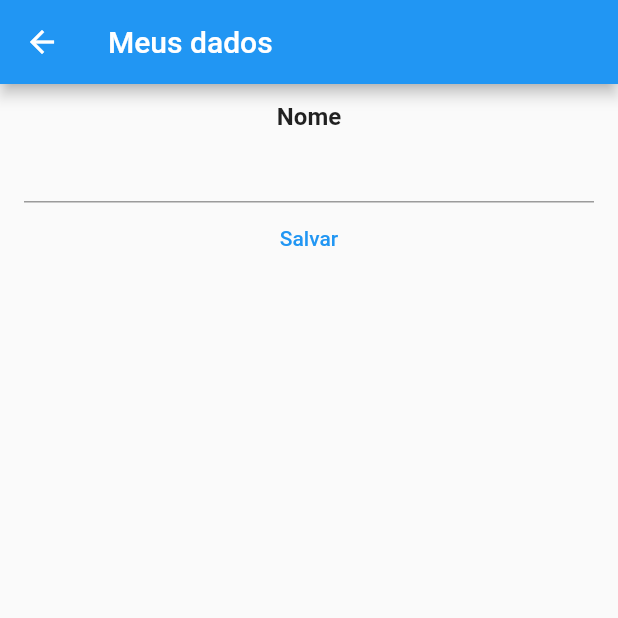
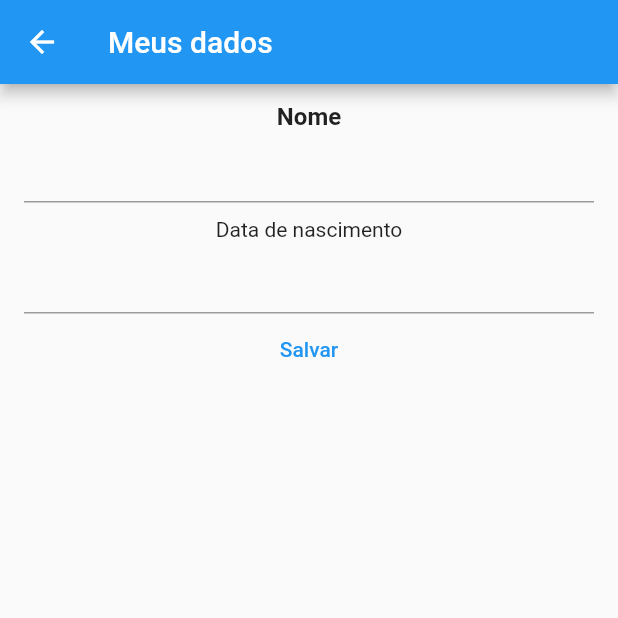
Before and after one commit to devfelpSs/testapps, a Flutter app: the DadosCadastraisPage screen opened directly, on a phone screen of 412 x 824 dp, the top half of it. Run offline on Flutter 3.47's test engine with Material 2 defaults, Android fonts, the phone set to English and light mode, and no system bars; our stand-ins replace google_fonts; network calls fail.

Commit message:
adicionando a opcao de data

```diff
--- a/lib/pages/dados_cadastrais.dart
+++ b/lib/pages/dados_cadastrais.dart
@@ -11,7 +11,8 @@ class DadosCadastraisPage extends StatefulWidget {
 }
 
 class _DadosCadastraisPageState extends State<DadosCadastraisPage> {
-  TextEditingController nomeController = TextEditingController(text: "");
+  var nomeController = TextEditingController(text: "");
+  var dataNascimentoController = TextEditingController(text: "");
 
   @override
   Widget build(BuildContext context) {
@@ -25,6 +26,22 @@ class _DadosCadastraisPageState extends State<DadosCadastraisPage> {
           TextField(
             controller: nomeController,
           ),
+          SizedBox(height: 10,),
+          Text("Data de nascimento"),
+          TextField(
+            controller: dataNascimentoController,
+            readOnly: true,
+            onTap: () async {
+              var data = await showDatePicker(
+                context: context,
+                initialDate: DateTime(2000,1,1),
+                firstDate: DateTime(1900,1,1),
+                lastDate: DateTime(2023,10,23));
+              if (data != null){
+                dataNascimentoController.text = data.toString();
+              };
+            },
+          ),
           TextButton(
             onPressed: () {
               print(nomeController.text);
```
